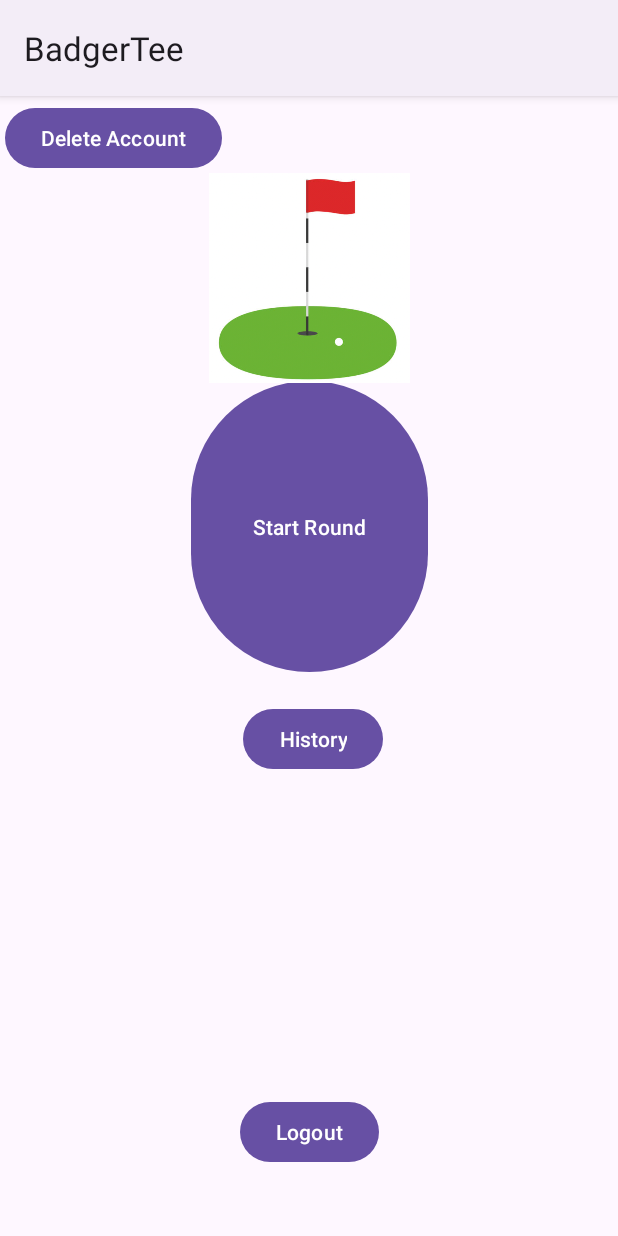
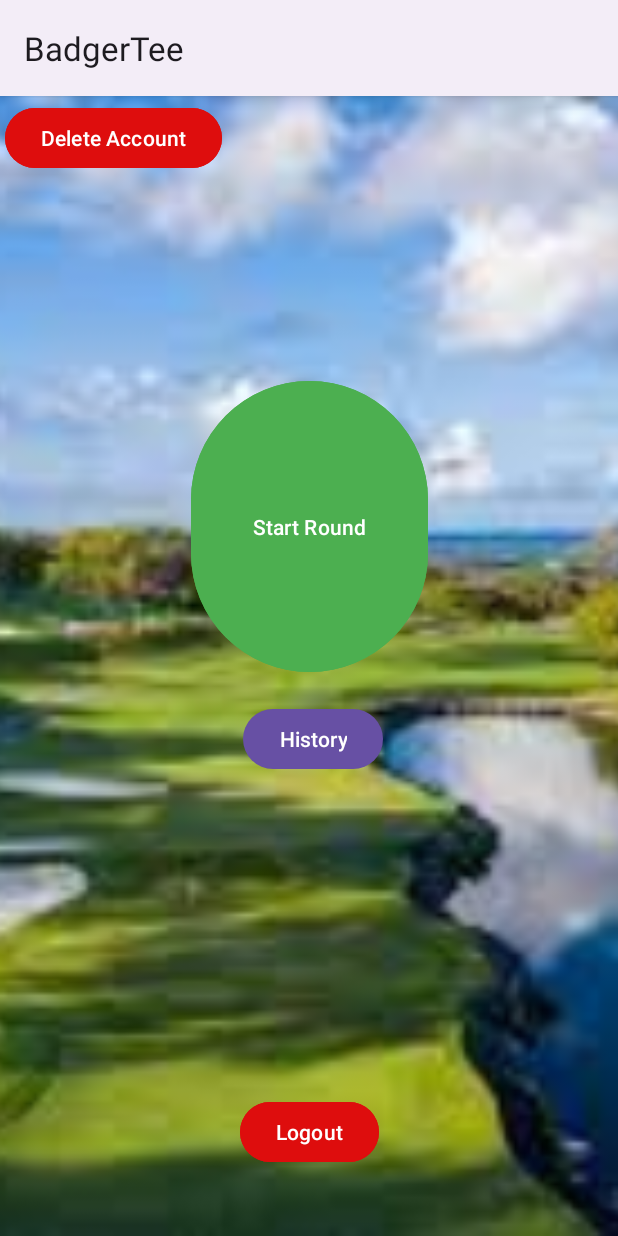
Before and after one commit to knagpal2/BadgerTee, an Android app: the start_page screen opened directly, with no data from a screen before it, on a phone screen of 412 x 824 dp. Run offline under Robolectric (Android 15) with nearby library versions, the phone set to English and light mode, and no system bars.

Commit message:
Adding a slideshow background to start page and changing some button colours

```diff
--- a/app/src/main/java/com/cs407/badgertee/MainActivity.java
+++ b/app/src/main/java/com/cs407/badgertee/MainActivity.java
@@ -6,10 +6,12 @@ import android.content.Context;
 import android.content.Intent;
 import android.content.SharedPreferences;
 import android.os.Bundle;
+import android.os.Handler;
 import android.view.Menu;
 import android.view.MenuInflater;
 import android.view.View;
 import android.widget.EditText;
+import android.widget.ImageView;
 import android.widget.Toast;
 
 public class MainActivity extends AppCompatActivity {
@@ -26,6 +28,7 @@ public class MainActivity extends AppCompatActivity {
             setContentView(R.layout.activity_main);
         }
     }
+
 
     public void goToActivity(String s){
         Intent intent = new Intent(this, start_page.class);
--- a/app/src/main/java/com/cs407/badgertee/start_page.java
+++ b/app/src/main/java/com/cs407/badgertee/start_page.java
@@ -5,11 +5,19 @@ import androidx.appcompat.app.AppCompatActivity;
 import android.content.Intent;
 import android.content.SharedPreferences;
 import android.os.Bundle;
+import android.os.Handler;
 import android.view.View;
+import android.widget.ImageView;
 import android.widget.Toast;
 
 public class start_page extends AppCompatActivity {
     String username;
+
+    private static final int[] IMAGES = {R.drawable.golfimage, R.drawable.golfimage2, R.drawable.golfimage3};
+    private int currentPosition = 0;
+    private ImageView backgroundImage;
+    private Handler handler;
+
     @Override
     protected void onCreate(Bundle savedInstanceState) {
         super.onCreate(savedInstanceState);
@@ -18,7 +26,37 @@ public class start_page extends AppCompatActivity {
 
         username = intent.getStringExtra("message");
 
+
+        backgroundImage = findViewById(R.id.backgroundImage);
+        handler = new Handler();
+
+        updateBackgroundImage();
+
+        handler.postDelayed(runnable, 8000);
+
     }
+
+    private void updateBackgroundImage() {
+        backgroundImage.setImageResource(IMAGES[currentPosition]);
+    }
+
+    private Runnable runnable = new Runnable() {
+        @Override
+        public void run() {
+            currentPosition = (currentPosition + 1) % IMAGES.length;
+
+            updateBackgroundImage();
+
+            handler.postDelayed(this, 3000); // Change 3000 to your desired rotation interval in milliseconds
+        }
+    };
+
+    @Override
+    protected void onDestroy() {
+        super.onDestroy();
+        handler.removeCallbacks(runnable);
+    }
+
 
     public void navPastScores(View view){
 
--- a/app/src/main/res/layout/activity_main.xml
+++ b/app/src/main/res/layout/activity_main.xml
@@ -5,6 +5,16 @@
     android:layout_width="match_parent"
     android:layout_height="match_parent"
     tools:context=".MainActivity">
+
+    <ImageView
+        android:id="@+id/imageView"
+        android:layout_width="400dp"
+        android:layout_height="0dp"
+        android:layout_marginTop="29dp"
+        app:layout_constraintEnd_toEndOf="parent"
+        app:layout_constraintStart_toStartOf="parent"
+        app:layout_constraintTop_toTopOf="parent"
+        app:srcCompat="@drawable/golfpin" />
 
     <TextView
         android:id="@+id/textView2"
@@ -50,8 +60,8 @@
         android:layout_height="wrap_content"
         android:layout_marginTop="59dp"
         android:layout_marginEnd="32dp"
+        android:onClick="navSignOn"
         android:text="Sign Up"
-        android:onClick="navSignOn"
         app:layout_constraintEnd_toStartOf="@+id/login"
         app:layout_constraintTop_toBottomOf="@+id/Password" />
 
@@ -59,8 +69,10 @@
         android:id="@+id/login"
         android:layout_width="wrap_content"
         android:layout_height="wrap_content"
+        android:onClick="navStart"
         android:text="Login"
-        android:onClick="navStart"
         app:layout_constraintBaseline_toBaselineOf="@+id/signOn"
         app:layout_constraintEnd_toEndOf="@+id/Password" />
+
+
 </androidx.constraintlayout.widget.ConstraintLayout>
--- a/app/src/main/res/layout/activity_start_page.xml
+++ b/app/src/main/res/layout/activity_start_page.xml
@@ -6,11 +6,22 @@
     android:layout_height="match_parent"
     tools:context=".start_page">
 
+    <ImageView
+        android:id="@+id/backgroundImage"
+        android:layout_width="0dp"
+        android:layout_height="0dp"
+        android:scaleType="centerCrop"
+        app:layout_constraintBottom_toBottomOf="parent"
+        app:layout_constraintEnd_toEndOf="parent"
+        app:layout_constraintStart_toStartOf="parent"
+        app:layout_constraintTop_toTopOf="parent" />
+
     <Button
         android:id="@+id/start"
         android:layout_width="158dp"
         android:layout_height="0dp"
         android:layout_marginBottom="372dp"
+        android:backgroundTint="#4CAF50"
         android:onClick="navCourseSetup"
         android:text="Start Round"
         android:textColorHighlight="#4CAF50"
@@ -32,29 +43,18 @@
         app:layout_constraintEnd_toEndOf="@+id/start"
         app:layout_constraintTop_toBottomOf="@+id/start" />
 
-    <ImageView
-        android:id="@+id/imageView"
-        android:layout_width="134dp"
-        android:layout_height="0dp"
-        android:layout_marginTop="29dp"
-        android:layout_marginBottom="453dp"
-        app:layout_constraintBottom_toTopOf="@+id/button4"
-        app:layout_constraintEnd_toEndOf="parent"
-        app:layout_constraintStart_toStartOf="parent"
-        app:layout_constraintTop_toTopOf="parent"
-        app:srcCompat="@drawable/golfpin" />
 
     <Button
         android:id="@+id/button4"
         android:layout_width="wrap_content"
         android:layout_height="wrap_content"
         android:layout_marginBottom="45dp"
+        android:backgroundTint="#DE0D0D"
         android:onClick="logout"
         android:text="Logout"
         app:layout_constraintBottom_toBottomOf="parent"
         app:layout_constraintEnd_toEndOf="parent"
-        app:layout_constraintStart_toStartOf="parent"
-        app:layout_constraintTop_toBottomOf="@+id/imageView" />
+        app:layout_constraintStart_toStartOf="parent" />
 
     <Button
         android:id="@+id/DeleteAccount"
@@ -63,10 +63,13 @@
         android:layout_marginStart="3dp"
         android:layout_marginTop="4dp"
         android:layout_marginBottom="134dp"
+        android:backgroundTint="#DE0D0D"
+        android:onClick="deleteAccount"
         android:text="Delete Account"
-        android:onClick="deleteAccount"
         app:layout_constraintBottom_toTopOf="@+id/start"
+
         app:layout_constraintStart_toStartOf="parent"
+        app:layout_constraintTop_toTopOf="parent" />
 
-        app:layout_constraintTop_toTopOf="parent" />
+
 </androidx.constraintlayout.widget.ConstraintLayout>
```
